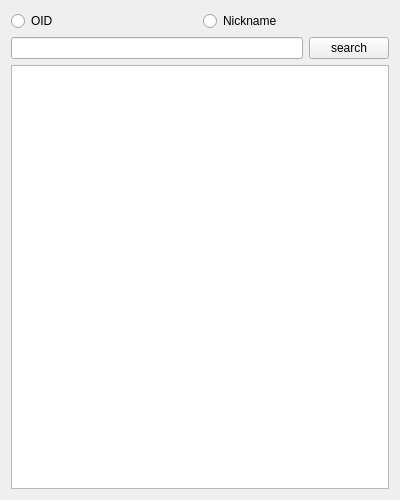
The window that Client/front_end/addfriend.ui (Sjeary/OnPointLinkProgram) describes before a commit, drawn with Qt 5.
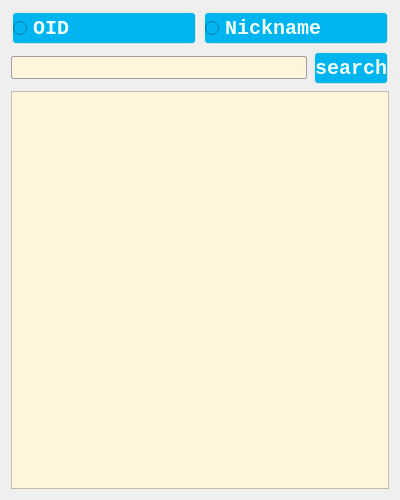
The same window after the commit. Icons and pictures are not drawn.

The edit to the form file:
```diff
--- a/Client/front_end/addfriend.ui
+++ b/Client/front_end/addfriend.ui
@@ -13,6 +13,241 @@
   <property name="windowTitle">
    <string>Add friend</string>
   </property>
+  <property name="styleSheet">
+   <string notr="true">
+#login, #MainWindow,#AddFriend
+{
+    /*背景色，蓝到淡黄渐变*/
+    /*渐变色:rgba中最后一值为透明度,0_255&lt;-&gt;完全透明_不透明*/
+    background-color: qradialgradient(cx:0.25, cy:0.25, radius:0.75, fx:0.618 fy:0.618,
+                                        stop:0 rgba(20,150,220,240),
+                                        stop:1 rgba(255,245,220,240));
+}
+
+#login
+{
+    /*宽高*/
+    width: 800px;
+    height: 500px;
+}
+
+#label_picture
+{
+    /*背景图片，注意格式*/
+    border-image:url(:/res/background-images/login1.jpg) 4 4 4 4 strech strech;
+    /*为logo采用特殊字体*/
+    font-family: Chiller;
+    font-size: 80px;
+    font-weight:bold;
+}
+
+
+#pushButton_Login
+{
+    font-family:STXinwei;
+    font-size: 24px;
+    font-weight:bold;
+}
+
+
+QComboBox
+{
+    /*背景，淡黄*/
+    background: rgb(255,245,220);
+    /*边框，蓝绿*/
+    border-color: rgb(0,140,180);
+    border-style: groove;
+    border-radius: 3px;
+    border-width: 2px;
+    /*前景/字体*/
+    color: black;
+    font-family: consolas;
+    font-size: 24px;
+    /*内边距*/
+    padding-top: 2px;
+    padding-left: 2px;
+    /*宽高*/
+    height: 30px;
+}
+/*下拉框格式*/
+QComboBox QAbstractItemView
+{
+    /*背景，淡黄*/
+    background: rgb(255,245,220);
+    /*前景/字体*/
+    color: black;
+    font-family: consolas;
+    font-size: 24px;
+    /*内边距*/
+    padding-top: 2px;
+    padding-left: 2px;
+    /*宽高*/
+    height: 30px;
+}
+/*选中效果*/
+QComboBox:on
+{
+    padding-top: 3px;
+    padding-left: 4px;
+}
+/*下拉箭头容器*/
+QComboBox::drop-down
+{
+    width: 32px;
+    height: 32px;
+}
+
+/*下拉箭头*/
+QComboBox::down-arrow
+{
+    image: url(:/res/icons/xia_la.png);
+}
+/*下拉箭头选中效果*/
+QComboBox::down-arrow:on
+{
+    image: url(:/res/icons/shang_la.png);
+}
+
+/*确认框*/
+QCheckBox
+{
+    /*前景/字体*/
+    color: black;
+    font-family: consolas;
+    font-size: 24px;
+    /*内边距*/
+    padding-left:5px;
+}
+
+QCheckBox::indicator{/*选择框尺寸*/
+    background-color: rgba(255, 255, 255, 0);
+    border: 0px solid #b1b1b1;
+        width: 30px;
+        height: 30px;
+}
+
+QCheckBox::indicator:unchecked
+{
+    image: url(:/res/icons/kaiguan_guan.png);
+}
+
+QCheckBox::indicator:checked
+{
+    image: url(:/res/icons/kaiguan_kai.png);
+}
+
+
+/*按钮*/
+QPushButton,QRadioButton
+{
+    /*背景，偏深蓝*/
+    background-color: rgb(0,180,240);
+    /*边框,淡黄*/
+    border-color: rgba(240,230,210,220);
+    border-radius: 5px;
+    border-style: groove;
+    border-width: 2px;
+    /*前景/字体，淡蓝*/
+    color: rgb(240,255,255);
+    font-family: consolas;
+    font-size: 20px;
+    font-weight:bold;
+    /*内边距*/
+    /*宽高*/
+    height:30px;
+}
+
+/*悬停时，背景变为淡蓝色，字体变为白色*/
+QRadioButton:hover,QPushButton:hover
+{
+    background-color: rgb(100,180,250);
+    color: white;
+}
+
+/*按下时，背景变为蓝绿色，显示边框效果*/
+QPushButton:pressed,QRadioButton:pressed
+{
+    /*背景*/
+    background-color: rgb(0,140,180);
+    /*边框*/
+    border-style: inset;
+    /*前景/字体*/
+    color: white;
+    /*内边距*/
+    padding-left:2px;
+    padding-top:2px;
+}
+
+
+QLabel
+{
+    font-family: consolas;
+    font-size: 24px;
+    font-weight:bold;
+    /*设置QLabel字体为居中*/
+    qproperty-alignment:AlignCenter;
+}
+
+
+QTableWidget
+{
+    /*背景，淡黄*/
+    background: rgb(255,245,220);
+    /*选中背景，蓝色*/
+    selection-background-color: rgb(10, 140, 220);
+    /*边框，蓝绿*/
+    border-color: rgb(0,140,180);
+    border-style: groove;
+    border-radius: 3px;
+    border-width: 2px;
+    /*前景/字体*/
+    color: black;
+    font-family: consolas;
+    font-size: 24px;
+    /*宽高*/
+    height: 30px;
+}
+
+QPlainTextEdit, QListWidget, QLineEdit, QTreeWidget
+{
+    /*背景，淡黄*/
+    background: rgb(255,245,220);
+    /*选中背景，蓝色*/
+    selection-background-color: rgb(10, 140, 220);
+    selection-color: white;
+    /*无边框*/
+
+    /*前景/字体*/
+    color: black;
+    font-family: consolas;
+    font-size: 16px;
+}
+
+QTreeWidget::item
+{
+    /*背景，淡黄*/
+    background: rgb(255,245,220);
+    /*选中背景，蓝色*/
+    selection-background-color: rgb(10, 140, 220);
+    selection-color: rgb(10, 140, 220);
+    /*无边框*/
+
+    /*前景/字体*/
+    color: black;
+    font-family: consolas;
+    font-size: 16px;
+}
+
+QPlainTextEdit, QLineEdit
+{
+    /*窄边框，灰色*/
+    border-color: rgb(160, 160, 160);
+    border-style: solid;
+    border-radius: 2px;
+    border-width: 1px;
+}
+</string>
+  </property>
   <layout class="QVBoxLayout" name="verticalLayout">
    <item>
     <layout class="QHBoxLayout" name="horizontalLayout">
```
